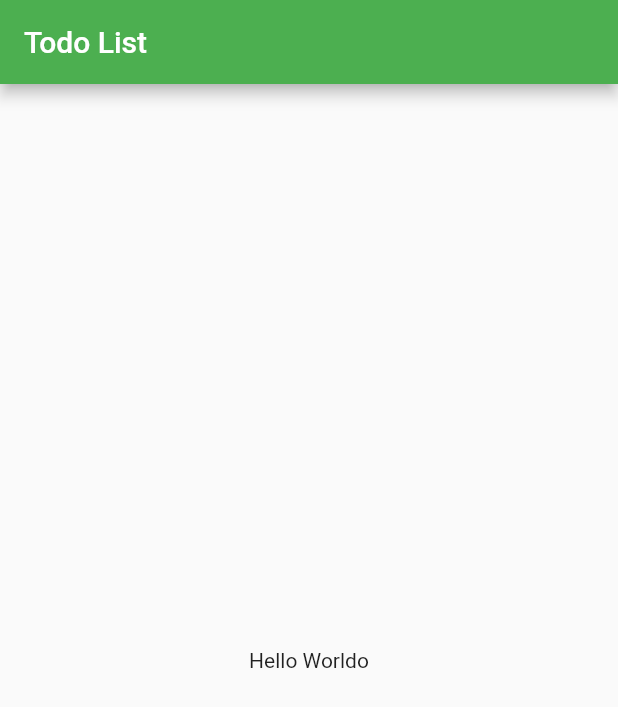
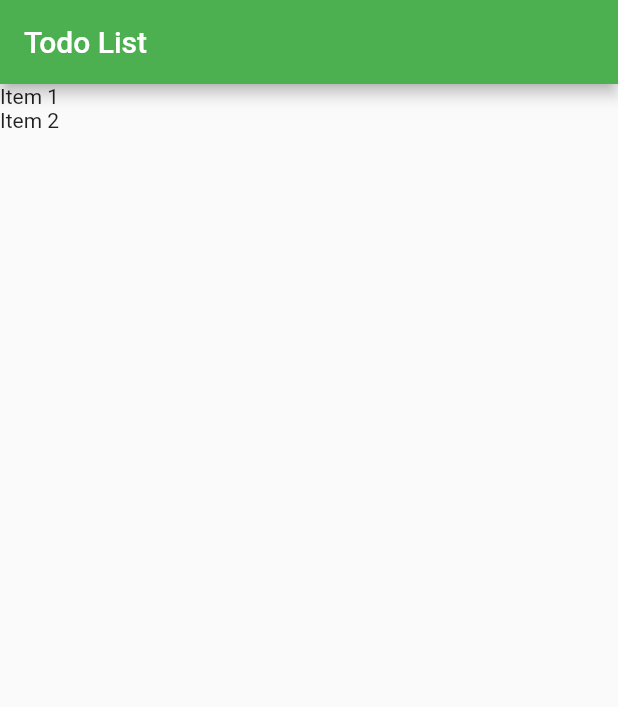
Before and after one commit to lucianovianna/todo-list-app, a Flutter app: the screen it shows after launch, on a phone screen of 412 x 824 dp. Shown: the top 707 px of the screen. Run offline on Flutter 3.47's test engine with Material 2 defaults, Android fonts, the phone set to English and light mode, and no system bars.

Commit message:
Add ListView

```diff
--- a/lib/main.dart
+++ b/lib/main.dart
@@ -1,4 +1,5 @@
 import 'package:flutter/material.dart';
+import 'models/item.dart';
 
 void main() => runApp(App());
 
@@ -16,17 +17,32 @@ class App extends StatelessWidget {
   }
 }
 
-class HomePage extends StatelessWidget {
+class HomePage extends StatefulWidget {
+  var items = new List<Item>();
+
+  HomePage() {
+    items = [];
+
+    items.add(Item(title: "Item 1", done: false));
+    items.add(Item(title: "Item 2", done: true));
+  }
+
+  @override
+  _HomePageState createState() => _HomePageState();
+}
+
+class _HomePageState extends State<HomePage> {
   @override
   Widget build(BuildContext context) {
     return Scaffold(
       appBar: AppBar(
         title: Text("Todo List"),
       ),
-      body: Container(
-        child: Center(
-          child: Text("Hello Worldo"),
-        ),
+      body: ListView.builder(
+        itemCount: widget.items.length,
+        itemBuilder: (BuildContext ctxt, int index) {
+          return Text(widget.items[index].title);
+        },
       ),
     );
   }
```
